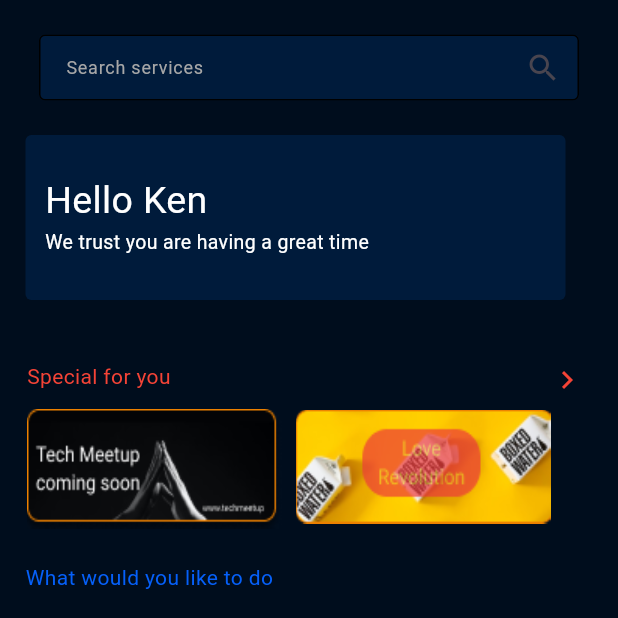
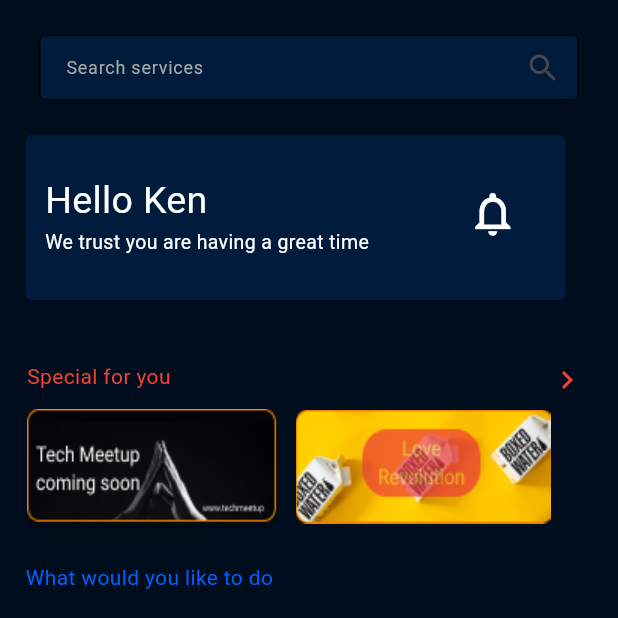
Before and after one commit to upadhyayravi023/Hackslash_Task-1, a Flutter app: the screen it shows after launch, on a phone screen of 412 x 824 dp, the top half of it. Run offline on Flutter 3.47's test engine with Material 3 defaults, Android fonts, the light colour scheme and no system bars.

Commit message:
Fixed error

```diff
--- a/lib/pages/Home.dart
+++ b/lib/pages/Home.dart
@@ -78,7 +78,11 @@ class  _HomeState extends State<Home> {
                               style: TextStyle(fontSize: 13, color: Colors.white)),
                         ),
                       ],
-                    )],
+                    ),
+                  Padding(
+                    padding: const EdgeInsets.only(left:65,bottom: 20),
+                    child: Icon(Icons.notifications_none,size: 35,color: Colors.white,),
+                  )],
                               ),
                             ),
               ),
```
